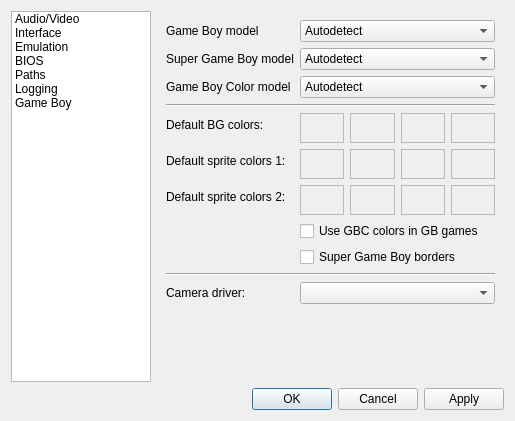
First picture: the form in Libretro/mgba/src/platform/qt/SettingsView.ui, repository kiddreads/Avalon-copy2, before the edit.
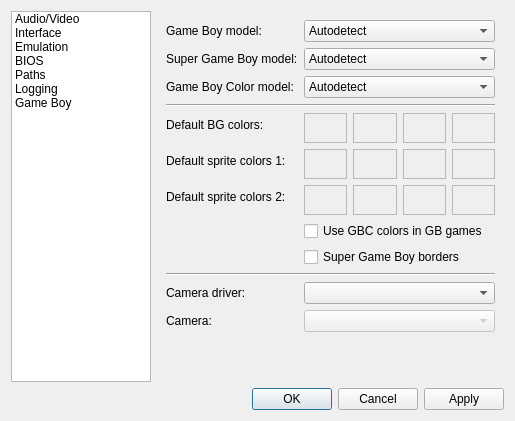
Second picture: the form after the edit. The open tabs and pages were chosen to show the change.

```diff
--- a/Libretro/mgba/src/platform/qt/SettingsView.ui
+++ b/Libretro/mgba/src/platform/qt/SettingsView.ui
@@ -1261,7 +1261,7 @@
        <item row="0" column="0">
         <widget class="QLabel" name="label_29">
          <property name="text">
-          <string>Game Boy model</string>
+          <string>Game Boy model:</string>
          </property>
         </widget>
        </item>
@@ -1297,7 +1297,7 @@
        <item row="1" column="0">
         <widget class="QLabel" name="label_32">
          <property name="text">
-          <string>Super Game Boy model</string>
+          <string>Super Game Boy model:</string>
          </property>
         </widget>
        </item>
@@ -1333,7 +1333,7 @@
        <item row="2" column="0">
         <widget class="QLabel" name="label_33">
          <property name="text">
-          <string>Game Boy Color model</string>
+          <string>Game Boy Color model:</string>
          </property>
         </widget>
        </item>
@@ -1672,6 +1672,26 @@
          </property>
         </widget>
        </item>
+       <item row="11" column="0">
+        <widget class="QLabel" name="label_35">
+         <property name="text">
+          <string>Camera:</string>
+         </property>
+        </widget>
+       </item>
+       <item row="11" column="1">
+        <widget class="QComboBox" name="camera">
+         <property name="enabled">
+          <bool>false</bool>
+         </property>
+         <property name="sizePolicy">
+          <sizepolicy hsizetype="Expanding" vsizetype="Fixed">
+           <horstretch>0</horstretch>
+           <verstretch>0</verstretch>
+          </sizepolicy>
+         </property>
+        </widget>
+       </item>
       </layout>
      </widget>
     </widget>
```
